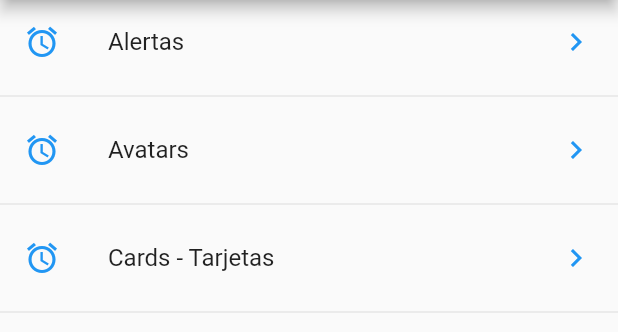
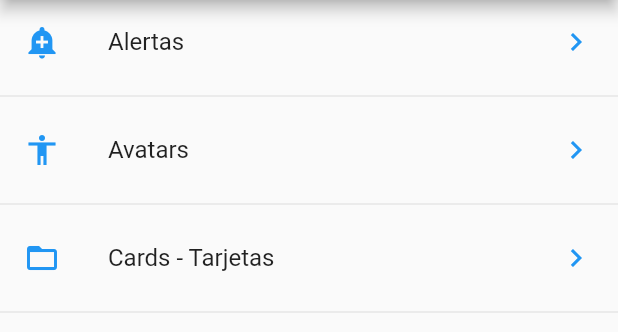
Before and after one commit to lmdelgallego/componentes, a Flutter app: the screen it shows after launch, on a phone screen of 412 x 824 dp, the part 84-416 px from its top. Run offline on Flutter 3.47's test engine with Material 2 defaults, Android fonts, the phone set to English and light mode, and no system bars.

Commit message:
Icon utility

```diff
--- a/lib/src/pages/home_page.dart
+++ b/lib/src/pages/home_page.dart
@@ -1,8 +1,6 @@
 import 'package:componentes/src/providers/menu_provider.dart';
+import 'package:componentes/src/utils/icono_string_util.dart';
 import 'package:flutter/material.dart';
-
-import '../providers/menu_provider.dart';
-import '../providers/menu_provider.dart';
 
 class HomePage extends StatelessWidget {
   @override
@@ -34,10 +32,7 @@ class HomePage extends StatelessWidget {
     data.forEach((element) {
       final wTemp = ListTile(
         title: Text(element['texto']),
-        leading: Icon(
-          Icons.access_alarms,
-          color: Colors.blue,
-        ),
+        leading: getIcon(element['icon']),
         trailing: Icon(
           Icons.keyboard_arrow_right,
           color: Colors.blue,
--- /dev/null
+++ b/lib/src/utils/icono_string_util.dart
@@ -0,0 +1,14 @@
+import 'package:flutter/material.dart';
+
+final _icons = <String, IconData>{
+  'add_alert': Icons.add_alert,
+  'accessibility': Icons.accessibility,
+  'folder_open': Icons.folder_open,
+};
+
+Icon getIcon(String name) {
+  return Icon(
+    _icons[name],
+    color: Colors.blue,
+  );
+}
```
